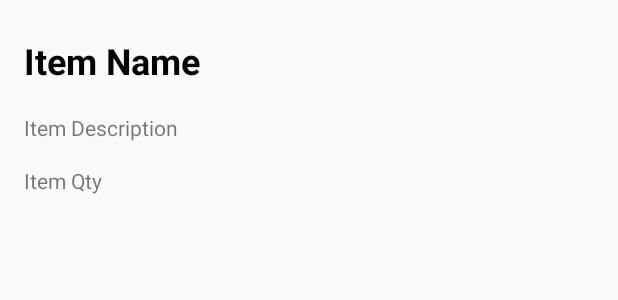
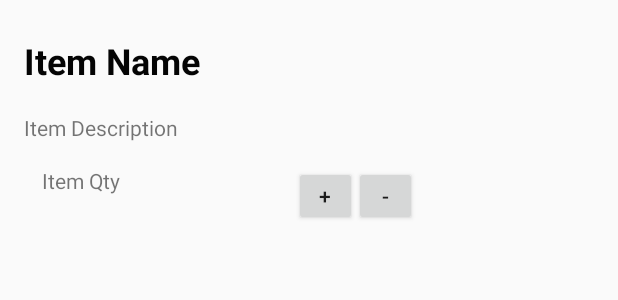
Before and after one commit to adyaagrawal/Barcode-shopping-app, an Android app: the layout list_item_1.xml on its own in the app's theme, with its tools: preview values and no code run, on a phone screen of 412 x 824 dp. Shown: the top 300 px of the screen. Run offline under Robolectric (Android 15) with nearby library versions, the phone set to English and light mode, and no system bars.

Commit message:
Change quantity of item in cart

```diff
--- a/app/src/main/java/com/example/barcode_shopping_app/ScanActivity.java
+++ b/app/src/main/java/com/example/barcode_shopping_app/ScanActivity.java
@@ -73,7 +73,8 @@ public class ScanActivity extends AppCompatActivity {
 
         mCodeScanner.setDecodeCallback(result -> ScanActivity.this.runOnUiThread(() -> {
             Log.d("scanner","Result: "+result.getText());
-            Product resultProduct = lookupProduct(result.getText());
+            //Product resultProduct = lookupProduct(result.getText());
+            Product resultProduct = lookupProduct("9788192910901");
 
             if(resultProduct == null){
                 Log.d("scanner","no products");
--- a/app/src/main/res/layout/list_item_1.xml
+++ b/app/src/main/res/layout/list_item_1.xml
@@ -40,8 +40,8 @@
         app:layout_constraintVertical_bias="0.004" />
 
     <TextView
-        android:id="@+id/textView11"
-        android:layout_width="0dp"
+        android:id="@+id/itemquantity"
+        android:layout_width="250dp"
         android:layout_height="wrap_content"
         android:layout_marginStart="16dp"
         android:layout_marginTop="16dp"
@@ -55,4 +55,27 @@
         app:layout_constraintTop_toBottomOf="@+id/itemdesc"
         app:layout_constraintVertical_bias="0.0" />
 
+    <Button
+        android:id="@+id/buttonPlus"
+        android:layout_width="42dp"
+        android:layout_height="40dp"
+        android:layout_marginEnd="40dp"
+        android:text="+"
+        android:textAlignment="center"
+        app:layout_constraintBottom_toBottomOf="@+id/buttonMinus"
+        app:layout_constraintEnd_toEndOf="@+id/buttonMinus"
+        app:layout_constraintTop_toTopOf="@id/buttonMinus"
+        app:layout_constraintVertical_bias="0.0" />
+
+    <Button
+        android:id="@+id/buttonMinus"
+        android:layout_width="42dp"
+        android:layout_height="40dp"
+        android:text="-"
+        android:textAlignment="center"
+        app:layout_constraintBottom_toBottomOf="@+id/itemquantity"
+        app:layout_constraintEnd_toEndOf="@+id/itemquantity"
+        app:layout_constraintTop_toTopOf="@id/itemquantity"
+        app:layout_constraintVertical_bias="0.0" />
+
 </androidx.constraintlayout.widget.ConstraintLayout>
```
Also changed, not shown: app/src/main/java/com/example/barcode_shopping_app/adapters/CartItemList.java (+23 -12 lines).
